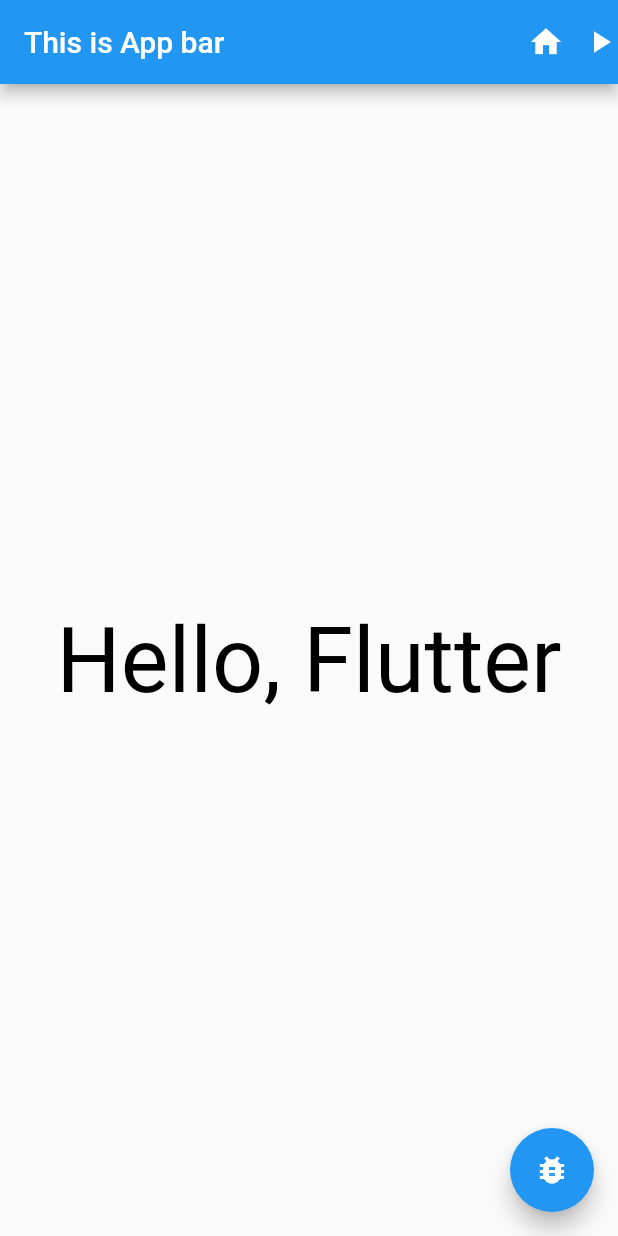
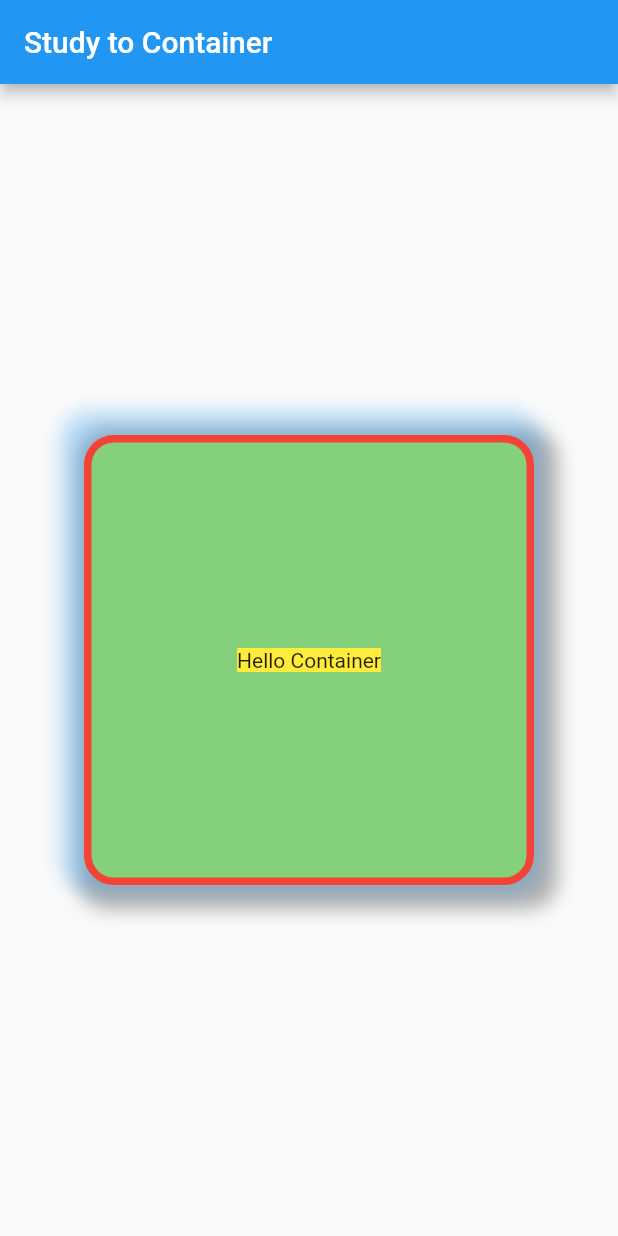
Before and after one commit to haerong22/flutter, a Flutter app: the screen it shows after launch, on a phone screen of 412 x 824 dp. Run offline on Flutter 3.47's test engine with Material 2 defaults, Android fonts, the phone set to English and light mode, and no system bars.

Commit message:
#2 flutter: widget - Container, Center

```diff
--- a/flutter_test_project/lib/main.dart
+++ b/flutter_test_project/lib/main.dart
@@ -4,40 +4,45 @@ void main() {
   runApp(MaterialApp(
     home: Scaffold(
       appBar: AppBar(
-        actions: [
-          IconButton(icon: const Icon(Icons.home), onPressed: () {
-            print("Tab!");
-          },),
-          const Icon(Icons.play_arrow)
-        ],
-        centerTitle: false,
-        title: const Text("This is App bar"),
+        title: Text("Study to Container"),
       ),
-      body: const TestWidget(),
-      floatingActionButton: FloatingActionButton(
-        child: const Icon(Icons.bug_report),
-        onPressed: () {
-          print("Tab! FAB!");
-        },
-      ),
+      body: CustomContainer(),
     ),
   ));
 }
 
-class TestWidget extends StatelessWidget {
-  const TestWidget({super.key});
+class CustomContainer extends StatelessWidget {
+  const CustomContainer({super.key});
 
   @override
   Widget build(BuildContext context) {
-    return const SafeArea(
-      child: Center(
-        child: Text(
-          "Hello, Flutter",
-          style: TextStyle(
-            fontSize: 60,
-            color: Colors.black,
-          ),
+    return Center(
+      child: Container(
+        width: 300,
+        height: 300,
+        padding: EdgeInsets.fromLTRB(10, 12, 10, 12),
+        // margin: EdgeInsets.symmetric(vertical: 24, horizontal: 30),
+        decoration: BoxDecoration(
+          color: Color(0xFF85D07B),
+          border:
+              Border.all(color: Colors.red, width: 5, style: BorderStyle.solid),
+          borderRadius: BorderRadius.circular(20),
+          boxShadow: [
+            BoxShadow(
+                color: Colors.black.withOpacity(0.3),
+                offset: Offset(6, 6),
+                blurRadius: 10,
+                spreadRadius: 10),
+            BoxShadow(
+                color: Colors.blue.withOpacity(0.3),
+                offset: Offset(-6, -6),
+                blurRadius: 10,
+                spreadRadius: 10)
+          ],
         ),
+        child: Center(
+            child: Container(
+                color: Colors.yellow, child: Text("Hello Container"))),
       ),
     );
   }
```
